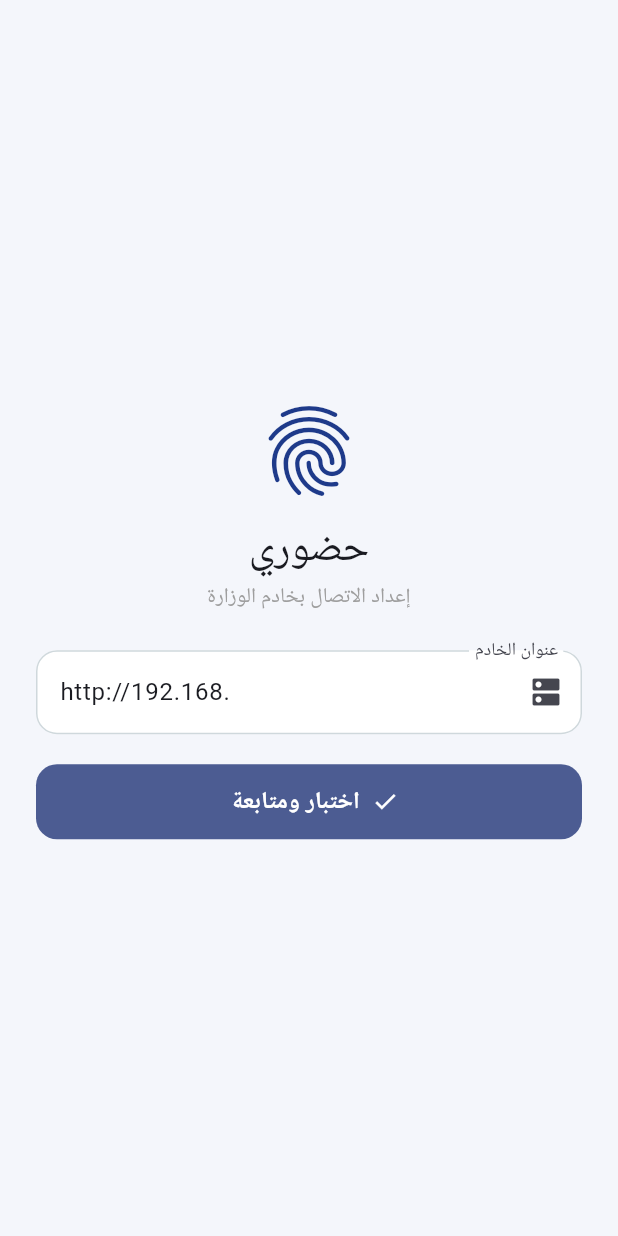
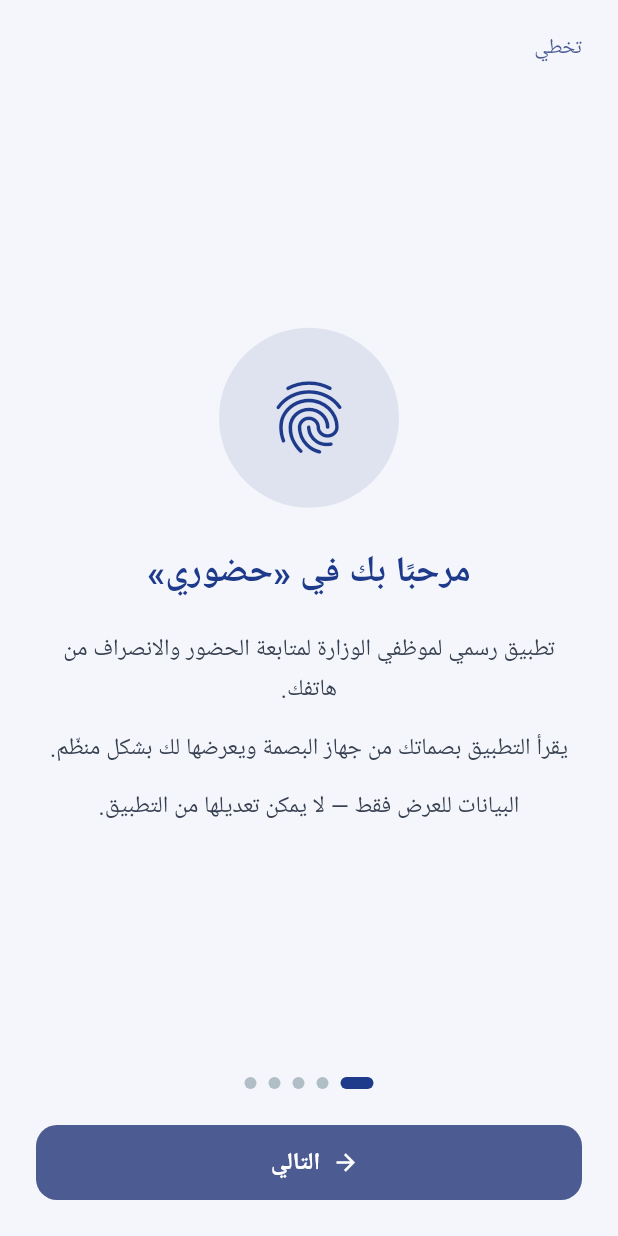
Before and after one commit to joker-ly/Hikvision, a Flutter app: the screen it shows after launch, on a phone screen of 412 x 824 dp. Run offline on Flutter 3.47's test engine with Material 3 defaults, Android fonts, the phone set to English and light mode, and no system bars; our stand-ins replace device_info_plus, flutter_secure_storage, local_auth, shared_preferences.

Commit message:
تثبيت عنوان الخادم + شاشة تعليمات + إخفاء العنوان من رسالة الخطأ
- Api.serverUrl ثابت 192.168.95.228:5005 وحذف شاشة إعداد الخادم نهائيًا
- GuideScreen: 5 صفحات تشرح آلية العمل والنوافذ والأمان، وصفحة أخيرة
  برقم مدير مكتب تقنية المعلومات 0911441419 لإصدار الرقم السري
  تُعرض عند أول تشغيل، ومتاحة لاحقًا من "حسابي" ومن شاشة الدخول
- رسالة "خارج شبكة الوزارة" لا تعرض عنوان الخادم (نص إرشادي بدلًا منه)
- شاشة الدخول: رابط التعليمات ورقم الدعم بدل زر عنوان الخادم
- تحديث الدليلين بالعنوان المثبَّت

Co-Authored-By: Claude Opus 5 <noreply@anthropic.com>
Claude-Session: https://claude.ai/code/session_01SXp9iPG69cjs8EbdCx34Tx

```diff
--- a/mobile/lib/api.dart
+++ b/mobile/lib/api.dart
@@ -56,8 +56,14 @@ class ApiException implements Exception {
   String toString() => message;
 }
 
-/// عميل واجهة بوابة الموظفين — يدير عنوان الخادم والتوكن ومعرّف الجهاز.
+/// عميل واجهة بوابة الموظفين — يدير الاتصال بالخادم والتوكن ومعرّف الجهاز.
 class Api {
+  /// عنوان خادم الوزارة الثابت (لا يُدخله الموظف).
+  static const serverUrl = 'http://192.168.95.228:5005';
+
+  /// رقم مدير مكتب تقنية المعلومات لإصدار الرقم السري.
+  static const supportPhone = '0911441419';
+
   /// الرسالة الموحّدة عند تعذّر الوصول للخادم.
   static const offlineMessage =
       'أنت خارج شبكة الوزارة، يرجى الاتصال بشبكة الوزارة لاستخدام التطبيق.';
@@ -73,10 +79,10 @@ class Api {
     }
   }
 
-  static const _kServer = 'serverUrl';
   static const _kToken = 'token';
   static const _kDeviceId = 'deviceId';
   static const _kName = 'fullName';
+  static const _kGuideSeen = 'guideSeen';
 
   static late SharedPreferences _prefs;
 
@@ -84,15 +90,12 @@ class Api {
     _prefs = await SharedPreferences.getInstance();
   }
 
-  static String? get serverUrl => _prefs.getString(_kServer);
   static String? get token => _prefs.getString(_kToken);
   static String get fullName => _prefs.getString(_kName) ?? '';
 
-  static Future<void> setServer(String url) async {
-    var u = url.trim();
-    if (u.endsWith('/')) u = u.substring(0, u.length - 1);
-    await _prefs.setString(_kServer, u);
-  }
+  /// هل شُوهدت شاشة التعليمات من قبل؟
+  static bool get guideSeen => _prefs.getBool(_kGuideSeen) ?? false;
+  static Future<void> setGuideSeen() => _prefs.setBool(_kGuideSeen, true);
 
   static Future<void> clearSession() async {
     await _prefs.remove(_kToken);
@@ -212,14 +215,16 @@ class Api {
         resp.statusCode);
   }
 
-  /// فحص الوصول للخادم (شاشة الإعداد).
-  static Future<bool> ping(String url) async {
-    var u = url.trim();
-    if (u.endsWith('/')) u = u.substring(0, u.length - 1);
-    final resp = await http
-        .get(Uri.parse('$u/api/portal/ping'))
-        .timeout(const Duration(seconds: 6));
-    return resp.statusCode == 200;
+  /// فحص الوصول لخادم الوزارة (هل الجهاز داخل الشبكة؟).
+  static Future<bool> ping() async {
+    try {
+      final resp = await http
+          .get(_uri('/ping'))
+          .timeout(const Duration(seconds: 6));
+      return resp.statusCode == 200;
+    } catch (_) {
+      return false;
+    }
   }
 
   /// إعدادات المزامنة من الخادم (لمؤقّت "المزامنة القادمة") مع قيم افتراضية.
--- a/mobile/lib/main.dart
+++ b/mobile/lib/main.dart
@@ -1,10 +1,10 @@
 import 'package:flutter/material.dart';
 
 import 'api.dart';
+import 'screens/guide.dart';
 import 'screens/home_shell.dart';
 import 'screens/lock_screen.dart';
 import 'screens/login.dart';
-import 'screens/server_setup.dart';
 
 Future<void> main() async {
   WidgetsFlutterBinding.ensureInitialized();
@@ -18,8 +18,9 @@ class PortalApp extends StatelessWidget {
   @override
   Widget build(BuildContext context) {
     final Widget start;
-    if (Api.serverUrl == null) {
-      start = const ServerSetupScreen();
+    if (!Api.guideSeen) {
+      // أول تشغيل: شاشة التعليمات
+      start = const GuideScreen();
     } else if (Api.token == null) {
       start = const LoginScreen();
     } else if (Api.biometricEnabled) {
--- /dev/null
+++ b/mobile/lib/screens/guide.dart
@@ -0,0 +1,216 @@
+import 'package:flutter/material.dart';
+
+import '../api.dart';
+import '../main.dart';
+import 'home_shell.dart';
+import 'lock_screen.dart';
+import 'login.dart';
+
+/// شاشة تعليمات تشرح آلية عمل التطبيق ونوافذه — تُعرض عند أول تشغيل،
+/// ويمكن فتحها لاحقًا من تبويب "حسابي".
+class GuideScreen extends StatefulWidget {
+  /// true عند العرض من داخل التطبيق (زر إغلاق بدل "ابدأ").
+  final bool asHelp;
+  const GuideScreen({super.key, this.asHelp = false});
+
+  @override
+  State<GuideScreen> createState() => _GuideScreenState();
+}
+
+class _GuidePage {
+  final IconData icon;
+  final Color color;
+  final String title;
+  final List<String> lines;
+  const _GuidePage(this.icon, this.color, this.title, this.lines);
+}
+
+class _GuideScreenState extends State<GuideScreen> {
+  final _controller = PageController();
+  int _index = 0;
+
+  static const _brand = Color(0xFF1E3A8A);
+
+  static const _pages = <_GuidePage>[
+    _GuidePage(Icons.fingerprint, _brand, 'مرحبًا بك في «حضوري»', [
+      'تطبيق رسمي لموظفي الوزارة لمتابعة الحضور والانصراف من هاتفك.',
+      'يقرأ التطبيق بصماتك من جهاز البصمة ويعرضها لك بشكل منظّم.',
+      'البيانات للعرض فقط — لا يمكن تعديلها من التطبيق.',
+    ]),
+    _GuidePage(Icons.wifi_tethering, Colors.teal, 'شبكة الوزارة والمزامنة', [
+      'يعمل التطبيق داخل شبكة الوزارة فقط؛ خارجها تظهر رسالة تنبيه.',
+      'تُزامَن البصمات مع الجهاز كل 15 دقيقة من 8:00 صباحًا حتى 3:00 عصرًا.',
+      'بصمتك الجديدة لا تظهر فورًا، بل بعد اكتمال المزامنة التالية.',
+      'يوجد مؤقّت في التطبيق يعرض وقت المزامنة القادمة.',
+    ]),
+    _GuidePage(Icons.dashboard_customize, Colors.indigo, 'نوافذ التطبيق', [
+      '• اليوم: أول دخول وآخر خروج وحالة التأخير اليوم.',
+      '• شهري: أيام الحضور والغياب، مرات ودقائق التأخير، ساعات العمل ونسبة الحضور.',
+      '• سجلاتي: كل بصماتك يومًا بيوم لأي شهر تختاره.',
+      '• حسابي: بياناتك ووردية دوامك وجهازك المرتبط والدخول بالبصمة.',
+    ]),
+    _GuidePage(Icons.security, Colors.deepPurple, 'الدخول والأمان', [
+      'اسم المستخدم هو رقمك في جهاز البصمة، مع رقم سري خاص بك.',
+      'يمكنك تفعيل «حفظ بيانات الدخول» و«الدخول بالبصمة» لتسهيل الفتح.',
+      'حسابك مرتبط بجهاز واحد فقط لحماية بياناتك.',
+      'عند تغيير هاتفك، راجع مكتب تقنية المعلومات لإعادة تعيين الجهاز.',
+    ]),
+    _GuidePage(Icons.support_agent, Colors.orange, 'الحصول على الرقم السري', [
+      'للحصول على الرقم السري تواصل مع مدير مكتب تقنية المعلومات:',
+      Api.supportPhone,
+      'وكذلك لأي استفسار أو مشكلة في الدخول أو إعادة تعيين الجهاز.',
+    ]),
+  ];
+
+  Future<void> _finish() async {
+    if (widget.asHelp) {
+      Navigator.of(context).pop();
+      return;
+    }
+    await Api.setGuideSeen();
+    if (!mounted) return;
+    // الانتقال حسب حالة الجلسة
+    if (Api.token == null) {
+      goTo(context, const LoginScreen());
+    } else if (Api.biometricEnabled) {
+      goTo(context, const LockScreen());
+    } else {
+      goTo(context, const HomeShell());
+    }
+  }
+
+  @override
+  Widget build(BuildContext context) {
+    final isLast = _index == _pages.length - 1;
+    return Scaffold(
+      body: SafeArea(
+        child: Column(
+          children: [
+            // زر التخطي
+            Align(
+              alignment: AlignmentDirectional.topStart,
+              child: Padding(
+                padding: const EdgeInsets.all(8),
+                child: TextButton(
+                  onPressed: _finish,
+                  child: Text(widget.asHelp ? 'إغلاق' : 'تخطي'),
+                ),
+              ),
+            ),
+            Expanded(
+              child: PageView.builder(
+                controller: _controller,
+                itemCount: _pages.length,
+                onPageChanged: (i) => setState(() => _index = i),
+                itemBuilder: (context, i) {
+                  final p = _pages[i];
+                  final isPhonePage = i == _pages.length - 1;
+                  return Padding(
+                    padding: const EdgeInsets.symmetric(horizontal: 28),
+                    child: Column(
+                      mainAxisAlignment: MainAxisAlignment.center,
+                      children: [
+                        Container(
+                          width: 120,
+                          height: 120,
+                          decoration: BoxDecoration(
+                            color: p.color.withValues(alpha: .1),
+                            shape: BoxShape.circle,
+                          ),
+                          child: Icon(p.icon, size: 58, color: p.color),
+                        ),
+                        const SizedBox(height: 26),
+                        Text(
+                          p.title,
+                          textAlign: TextAlign.center,
+                          style: TextStyle(
+                            fontSize: 24,
+                            fontWeight: FontWeight.bold,
+                            color: p.color,
+                          ),
+                        ),
+                        const SizedBox(height: 20),
+                        ...p.lines.map((line) {
+                          // إبراز رقم الهاتف في الصفحة الأخيرة
+                          final isPhone = isPhonePage && line == Api.supportPhone;
+                          return Padding(
+                            padding: const EdgeInsets.only(bottom: 12),
+                            child: isPhone
+                                ? Container(
+                                    padding: const EdgeInsets.symmetric(
+                                        horizontal: 24, vertical: 12),
+                                    decoration: BoxDecoration(
+                                      color: p.color.withValues(alpha: .12),
+                                      borderRadius: BorderRadius.circular(14),
+                                    ),
+                                    child: Text(
+                                      line,
+                                      textDirection: TextDirection.ltr,
+                                      style: TextStyle(
+                                        fontSize: 26,
+                                        fontWeight: FontWeight.bold,
+                                        color: p.color,
+                                        letterSpacing: 1.5,
+                                      ),
+                                    ),
+                                  )
+                                : Text(
+                                    line,
+                                    textAlign: TextAlign.center,
+                                    style: const TextStyle(
+                                      fontSize: 15.5,
+                                      height: 1.7,
+                                      color: Color(0xFF374151),
+                                    ),
+                                  ),
+                          );
+                        }),
+                      ],
+                    ),
+                  );
+                },
+              ),
+            ),
+            // مؤشر الصفحات
+            Row(
+              mainAxisAlignment: MainAxisAlignment.center,
+              children: List.generate(_pages.length, (i) {
+                final active = i == _index;
+                return Container(
+                  margin: const EdgeInsets.symmetric(horizontal: 4),
+                  width: active ? 22 : 8,
+                  height: 8,
+                  decoration: BoxDecoration(
+                    color: active ? _brand : Colors.blueGrey.shade200,
+                    borderRadius: BorderRadius.circular(4),
+                  ),
+                );
+              }),
+            ),
+            Padding(
+              padding: const EdgeInsets.all(24),
+              child: FilledButton.icon(
+                onPressed: () {
+                  if (isLast) {
+                    _finish();
+                  } else {
+                    _controller.nextPage(
+                      duration: const Duration(milliseconds: 300),
+                      curve: Curves.easeOut,
+                    );
+                  }
+                },
+                icon: Icon(isLast
+                    ? (widget.asHelp ? Icons.check : Icons.login)
+                    : Icons.arrow_back),
+                label: Text(isLast
+                    ? (widget.asHelp ? 'تم' : 'ابدأ الاستخدام')
+                    : 'التالي'),
+              ),
+            ),
+          ],
+        ),
+      ),
+    );
+  }
+}
--- a/mobile/lib/screens/server_setup.dart
+++ /dev/null
@@ -1,95 +0,0 @@
-import 'package:flutter/material.dart';
-
-import '../api.dart';
-import '../main.dart';
-import 'login.dart';
-
-/// شاشة أول تشغيل: إدخال عنوان خادم الوزارة الداخلي.
-class ServerSetupScreen extends StatefulWidget {
-  const ServerSetupScreen({super.key});
-
-  @override
-  State<ServerSetupScreen> createState() => _ServerSetupScreenState();
-}
-
-class _ServerSetupScreenState extends State<ServerSetupScreen> {
-  final _controller = TextEditingController(text: Api.serverUrl ?? 'http://192.168.');
-  bool _busy = false;
-  String? _error;
-
-  Future<void> _save() async {
-    final url = _controller.text.trim();
-    if (url.isEmpty || !url.startsWith('http')) {
-      setState(() => _error = 'أدخل عنوانًا صحيحًا يبدأ بـ http مثل http://192.168.1.10:5005');
-      return;
-    }
-    setState(() {
-      _busy = true;
-      _error = null;
-    });
-    try {
-      final ok = await Api.ping(url);
-      if (!ok) throw Exception();
-      await Api.setServer(url);
-      if (mounted) goTo(context, const LoginScreen());
-    } catch (_) {
-      setState(() => _error =
-          'تعذّر الوصول للخادم. تأكد أنك على شبكة الوزارة وأن العنوان صحيح.');
-    } finally {
-      if (mounted) setState(() => _busy = false);
-    }
-  }
-
-  @override
-  Widget build(BuildContext context) {
-    return Scaffold(
-      body: SafeArea(
-        child: Center(
-          child: SingleChildScrollView(
-            padding: const EdgeInsets.all(24),
-            child: Column(
-              children: [
-                const Icon(Icons.fingerprint, size: 72, color: Color(0xFF1E3A8A)),
-                const SizedBox(height: 12),
-                Text('حضوري', style: Theme.of(context).textTheme.headlineMedium),
-                const SizedBox(height: 4),
-                const Text('إعداد الاتصال بخادم الوزارة',
-                    style: TextStyle(color: Colors.grey)),
-                const SizedBox(height: 24),
-                TextField(
-                  controller: _controller,
-                  keyboardType: TextInputType.url,
-                  textDirection: TextDirection.ltr,
-                  decoration: const InputDecoration(
-                    labelText: 'عنوان الخادم',
-                    hintText: 'http://192.168.1.10:5005',
-                    border: OutlineInputBorder(),
-                    prefixIcon: Icon(Icons.dns),
-                  ),
-                ),
-                if (_error != null) ...[
-                  const SizedBox(height: 12),
-                  Text(_error!, style: const TextStyle(color: Colors.red)),
-                ],
-                const SizedBox(height: 20),
-                SizedBox(
-                  width: double.infinity,
-                  child: FilledButton.icon(
-                    onPressed: _busy ? null : _save,
-                    icon: _busy
-                        ? const SizedBox(
-                            width: 18,
-                            height: 18,
-                            child: CircularProgressIndicator(strokeWidth: 2))
-                        : const Icon(Icons.check),
-                    label: const Text('اختبار ومتابعة'),
-                  ),
-                ),
-              ],
-            ),
-          ),
-        ),
-      ),
-    );
-  }
-}
--- a/mobile/lib/widgets/error_view.dart
+++ b/mobile/lib/widgets/error_view.dart
@@ -28,13 +28,12 @@ class ConnectionErrorView extends StatelessWidget {
           textAlign: TextAlign.center,
           style: const TextStyle(fontSize: 16, fontWeight: FontWeight.w600),
         ),
-        if (isOffline && Api.serverUrl != null) ...[
+        if (isOffline) ...[
           const SizedBox(height: 8),
           Text(
-            'الخادم: ${Api.serverUrl}',
+            'تأكد من اتصالك بشبكة الوزارة ثم أعد المحاولة.',
             textAlign: TextAlign.center,
-            textDirection: TextDirection.ltr,
-            style: TextStyle(fontSize: 12, color: Colors.grey.shade600),
+            style: TextStyle(fontSize: 13, color: Colors.grey.shade600),
           ),
         ],
         if (onRetry != null) ...[
```
Also changed, not shown: mobile/lib/screens/account_tab.dart (+35 -1 lines), mobile/lib/screens/login.dart (+11 -5 lines), 2 other files.
